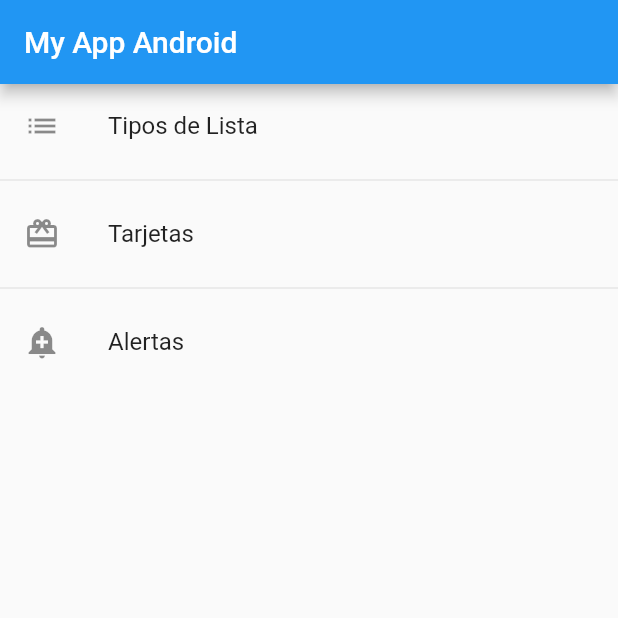
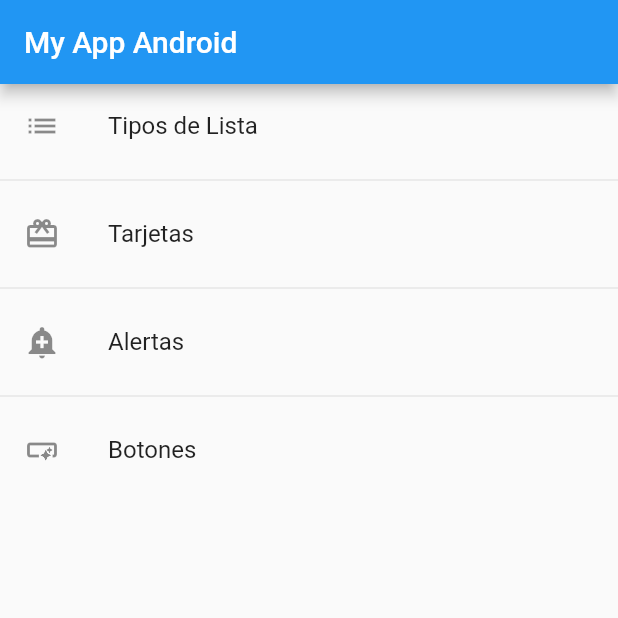
Before and after one commit to rafaelmad97/Practicas-2Flutter, a Flutter app: the screen it shows after launch, on a phone screen of 412 x 824 dp, the top half of it. Run offline on Flutter 3.47's test engine with Material 2 defaults, Android fonts, the phone set to English and light mode, and no system bars.

Commit message:
se añadieron nuevas paginas

```diff
--- a/lib/Routes.dart
+++ b/lib/Routes.dart
@@ -1,5 +1,8 @@
 import 'package:flutter/material.dart';
 import 'package:modulo2_componentesflutter/models/MenuOpciones.dart';
+import 'package:modulo2_componentesflutter/pages/Alerts.dart';
+import 'package:modulo2_componentesflutter/pages/Buttons.dart';
+import 'package:modulo2_componentesflutter/pages/Cards.dart';
 import 'package:modulo2_componentesflutter/pages/Home.dart';
 import 'package:modulo2_componentesflutter/pages/ListView.dart';
 import 'package:modulo2_componentesflutter/pages/ListView2.dart';
@@ -34,12 +37,17 @@ class AppRoutes {
         route: "cards",
         icon: Icons.card_giftcard,
         label: "Tarjetas",
-        Screens: ListView2Page()),
+        Screens: CardsPage()),
     MenuOpciones(
         route: "alerts",
         icon: Icons.add_alert,
         label: "Alertas",
-        Screens: ListView2Page()),
+        Screens: AlertsPage()),
+    MenuOpciones(
+        route: "buttons",
+        icon: Icons.smart_button,
+        label: "Botones",
+        Screens: ButtonsPage()),
   ];
 
   static String getInitRoute() => _initRoute;
```
Also changed, not shown: lib/pages/Alerts.dart (added, +14 -0 lines), lib/pages/Buttons.dart (added, +28 -0 lines), lib/pages/Cards.dart (added, +15 -0 lines).
